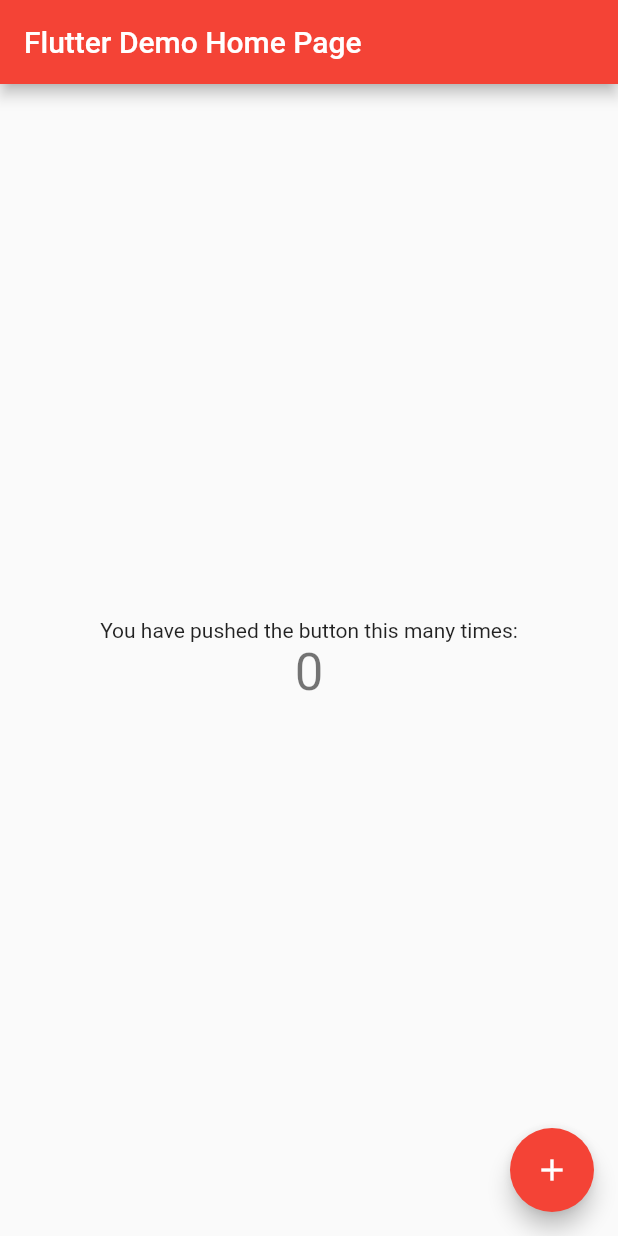
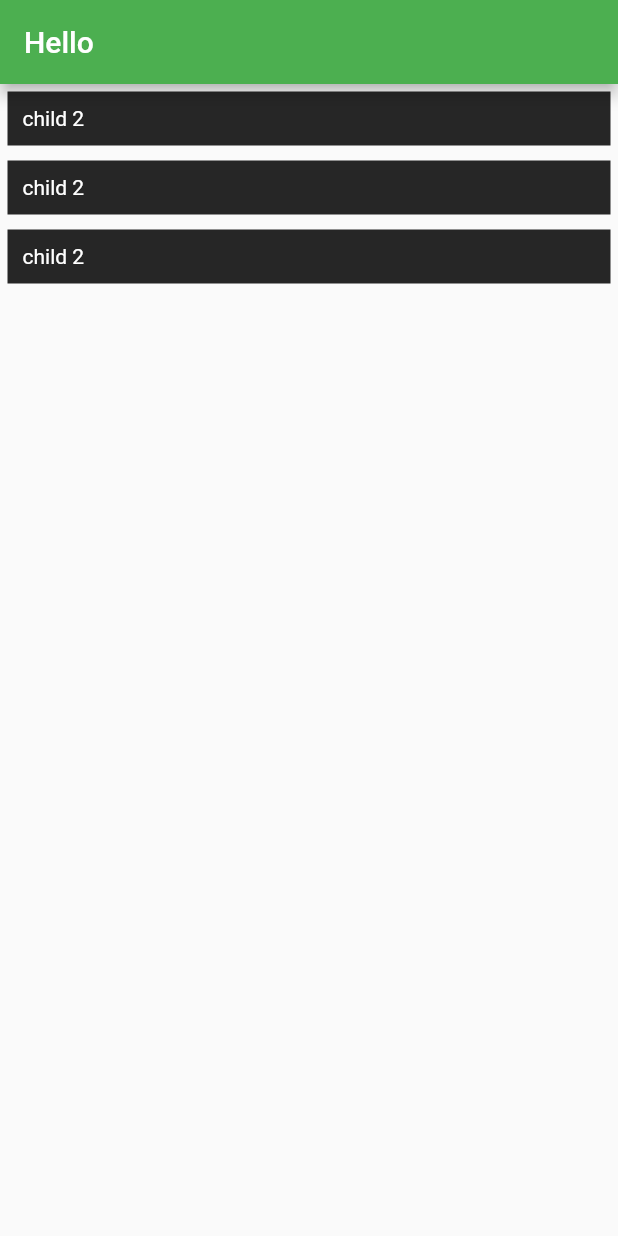
Before and after one commit to chungquantin/dart-tutorial, a Flutter app: the screen it shows after launch, on a phone screen of 412 x 824 dp. Run offline on Flutter 3.47's test engine with Material 2 defaults, Android fonts, the phone set to English and light mode, and no system bars.

Commit message:
add layout

```diff
--- a/hello_world/lib/main.dart
+++ b/hello_world/lib/main.dart
@@ -1,4 +1,5 @@
 import 'package:flutter/material.dart';
+import 'package:hello_world/screens/location_detail/location_detail.dart';
 
 void main() {
   runApp(MyApp());
@@ -11,55 +12,9 @@ class MyApp extends StatelessWidget {
     return MaterialApp(
       title: 'Flutter Demo',
       theme: ThemeData(
-        primarySwatch: Colors.red,
+        primarySwatch: Colors.green,
       ),
-      home: MyHomePage(title: 'Flutter Demo Home Page'),
+      home: LocationDetail(),
     );
   }
 }
-
-class MyHomePage extends StatefulWidget {
-  MyHomePage({Key key, this.title}) : super(key: key);
-  final String title;
-
-  @override
-  _MyHomePageState createState() => _MyHomePageState();
-}
-
-class _MyHomePageState extends State<MyHomePage> {
-  int _counter = 0;
-
-  void _incrementCounter() {
-    setState(() {
-      _counter--;
-    });
-  }
-
-  @override
-  Widget build(BuildContext context) {
-    return Scaffold(
-      appBar: AppBar(
-        title: Text(widget.title),
-      ),
-      body: Center(
-        child: Column(
-          mainAxisAlignment: MainAxisAlignment.center,
-          children: <Widget>[
-            Text(
-              'You have pushed the button this many times:',
-            ),
-            Text(
-              '$_counter',
-              style: Theme.of(context).textTheme.headline4,
-            ),
-          ],
-        ),
-      ),
-      floatingActionButton: FloatingActionButton(
-        onPressed: _incrementCounter,
-        tooltip: 'Increment',
-        child: Icon(Icons.add),
-      ), // This trailing comma makes auto-formatting nicer for build methods.
-    );
-  }
-}
--- /dev/null
+++ b/hello_world/lib/screens/location_detail/location_detail.dart
@@ -0,0 +1,26 @@
+import 'package:flutter/material.dart';
+import 'package:hello_world/screens/location_detail/text_section.dart';
+
+class LocationDetail extends StatelessWidget {
+  LocationDetail({Key key}) : super(key: key);
+
+  List<TextSection> textSecionts = [
+    TextSection(),
+    TextSection(),
+    TextSection(),
+  ];
+
+  @override
+  Widget build(BuildContext context) {
+    return Scaffold(
+      appBar: AppBar(
+        title: Text("Hello"),
+      ),
+      body: Column(
+        mainAxisAlignment: MainAxisAlignment.start,
+        crossAxisAlignment: CrossAxisAlignment.stretch,
+        children: textSecionts,
+      ),
+    );
+  }
+}
--- /dev/null
+++ b/hello_world/lib/screens/location_detail/text_section.dart
@@ -0,0 +1,23 @@
+import 'package:flutter/material.dart';
+
+class TextSection extends StatelessWidget {
+  const TextSection({Key key}) : super(key: key);
+
+  @override
+  Widget build(BuildContext context) {
+    return Container(
+      child: Container(
+          margin: EdgeInsets.all(5),
+          padding: EdgeInsets.all(10),
+          decoration: BoxDecoration(
+            color: Color.fromRGBO(38, 38, 38, 1)
+          ),
+          child: Text(
+              'child 2',
+              style: TextStyle(
+                color: Colors.white),
+                )
+        ),
+    );
+  }
+}
```
